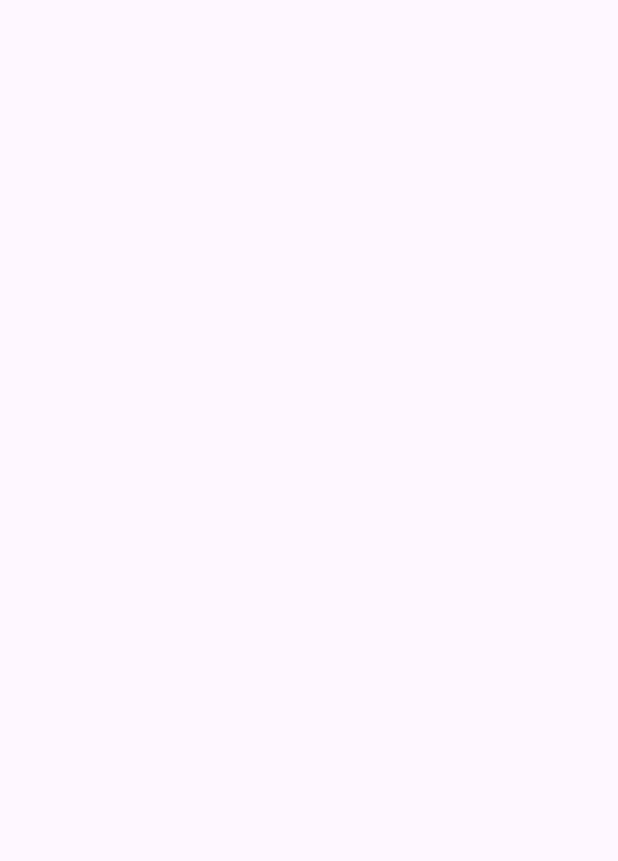
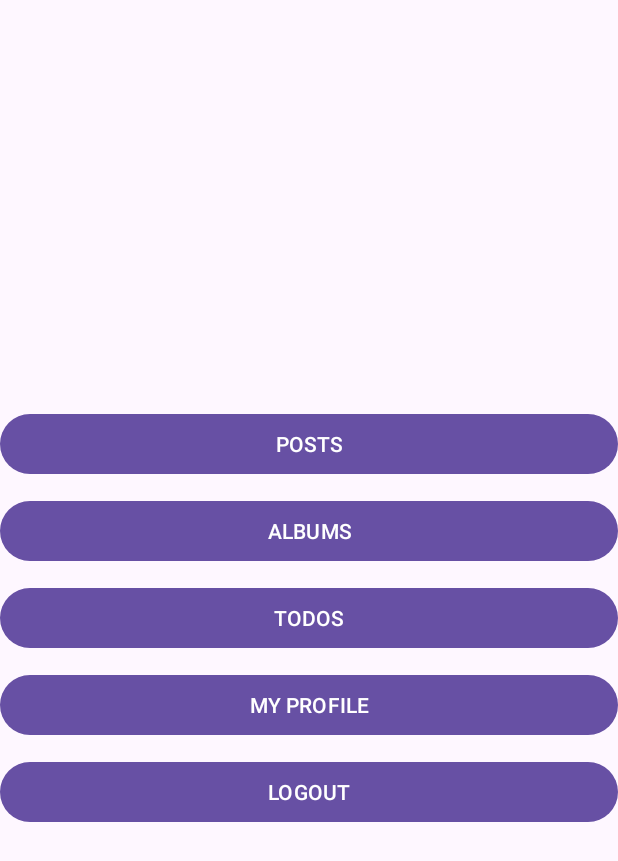
Before and after one commit to DanBed666/JSONPlaceholderApp, an Android app: the HomepageActivity screen opened directly, with no data from a screen before it, on a phone screen of 412 x 824 dp. Before the commit the part shown is empty. Shown: the top 861 px of the screen. Run offline under Robolectric (Android 15) with nearby library versions, the phone set to English and light mode, and no system bars; our stand-ins replace Firebase (no records; nobody signed in at launch, a user with empty details on screens opened directly).

Commit message:
Added homepage layout

```diff
--- a/app/src/main/java/com/example/jsonplaceholderapp/HomepageActivity.java
+++ b/app/src/main/java/com/example/jsonplaceholderapp/HomepageActivity.java
@@ -2,13 +2,44 @@ package com.example.jsonplaceholderapp;
 
 import androidx.appcompat.app.AppCompatActivity;
 
+import android.content.Intent;
 import android.os.Bundle;
+import android.view.View;
+import android.widget.Button;
 
-public class HomepageActivity extends AppCompatActivity {
+import com.google.firebase.auth.FirebaseAuth;
+import com.google.firebase.auth.FirebaseUser;
 
+public class HomepageActivity extends AppCompatActivity
+{
+    FirebaseAuth mAuth;
+    Button posts;
+    Button albums;
+    Button todos;
+    Button my_profile;
+    Button logout;
     @Override
-    protected void onCreate(Bundle savedInstanceState) {
+    protected void onCreate(Bundle savedInstanceState)
+    {
         super.onCreate(savedInstanceState);
         setContentView(R.layout.activity_homepage);
+
+        mAuth = FirebaseAuth.getInstance();
+        posts = findViewById(R.id.btn_posts);
+        albums = findViewById(R.id.btn_albums);
+        todos = findViewById(R.id.btn_todos);
+        my_profile = findViewById(R.id.btn_myprofile);
+        logout = findViewById(R.id.btn_logout);
+
+        logout.setOnClickListener(new View.OnClickListener()
+        {
+            @Override
+            public void onClick(View v)
+            {
+                mAuth.signOut();
+                finish();
+                startActivity(new Intent(getApplicationContext(), LoginActivity.class));
+            }
+        });
     }
 }
--- a/app/src/main/res/layout/activity_homepage.xml
+++ b/app/src/main/res/layout/activity_homepage.xml
@@ -1,9 +1,45 @@
 <?xml version="1.0" encoding="utf-8"?>
-<androidx.constraintlayout.widget.ConstraintLayout xmlns:android="http://schemas.android.com/apk/res/android"
+<LinearLayout xmlns:android="http://schemas.android.com/apk/res/android"
     xmlns:app="http://schemas.android.com/apk/res-auto"
     xmlns:tools="http://schemas.android.com/tools"
     android:layout_width="match_parent"
     android:layout_height="match_parent"
-    tools:context=".HomepageActivity">
+    tools:context=".HomepageActivity"
+    android:orientation="vertical"
+    android:gravity="center">
 
-</androidx.constraintlayout.widget.ConstraintLayout>
+    <Button
+        android:id="@+id/btn_posts"
+        android:layout_width="match_parent"
+        android:layout_height="wrap_content"
+        android:text="POSTS"/>
+
+    <Button
+        android:id="@+id/btn_albums"
+        android:layout_width="match_parent"
+        android:layout_height="wrap_content"
+        android:layout_marginTop="10dp"
+        android:text="ALBUMS"/>
+
+    <Button
+        android:id="@+id/btn_todos"
+        android:layout_width="match_parent"
+        android:layout_height="wrap_content"
+        android:layout_marginTop="10dp"
+        android:text="TODOS"/>
+
+    <Button
+        android:id="@+id/btn_myprofile"
+        android:layout_width="match_parent"
+        android:layout_height="wrap_content"
+        android:layout_marginTop="10dp"
+        android:text="MY PROFILE"/>
+
+    <Button
+        android:id="@+id/btn_logout"
+        android:layout_width="match_parent"
+        android:layout_height="wrap_content"
+        android:layout_marginTop="10dp"
+        android:text="LOGOUT"/>
+
+</LinearLayout>
```
